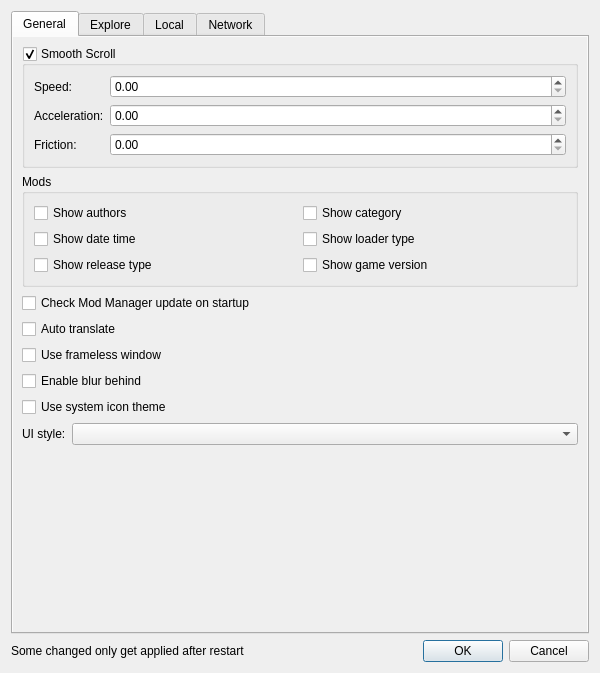
Qt form src/ui/preferences.ui (kaniol-lck/modmanager) before a commit.
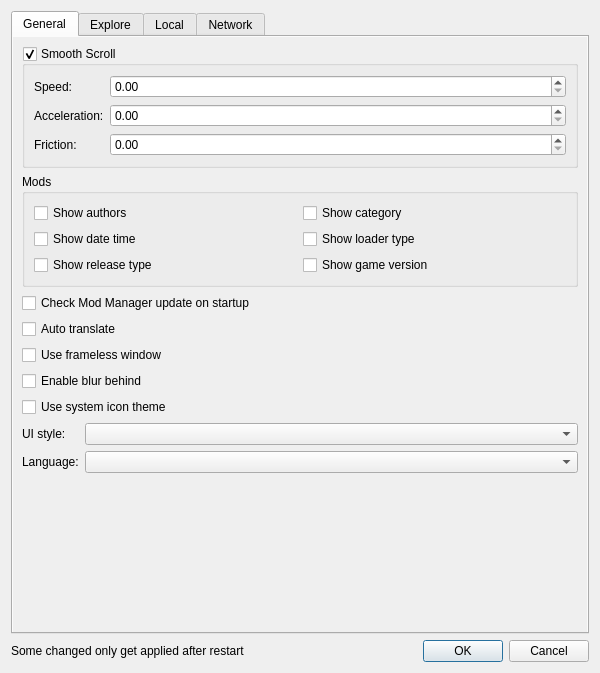
The same form after that commit. Icons and pictures are not drawn.

Commit message: language settings

The edit to the form file:
```diff
--- a/src/ui/preferences.ui
+++ b/src/ui/preferences.ui
@@ -69,8 +69,8 @@
            <rect>
             <x>0</x>
             <y>0</y>
-            <width>576</width>
-            <height>580</height>
+            <width>560</width>
+            <height>587</height>
            </rect>
           </property>
           <layout class="QVBoxLayout" name="verticalLayout_2">
@@ -226,6 +226,16 @@
                </property>
               </widget>
              </item>
+             <item row="1" column="0">
+              <widget class="QLabel" name="label_24">
+               <property name="text">
+                <string>Language:</string>
+               </property>
+              </widget>
+             </item>
+             <item row="1" column="1">
+              <widget class="QComboBox" name="language"/>
+             </item>
             </layout>
            </item>
            <item>
```
The commit also changes 3 other files.
